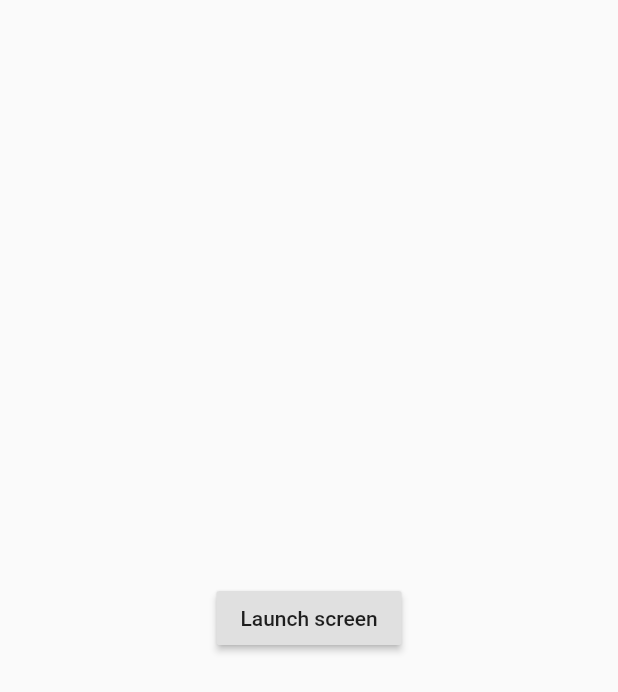
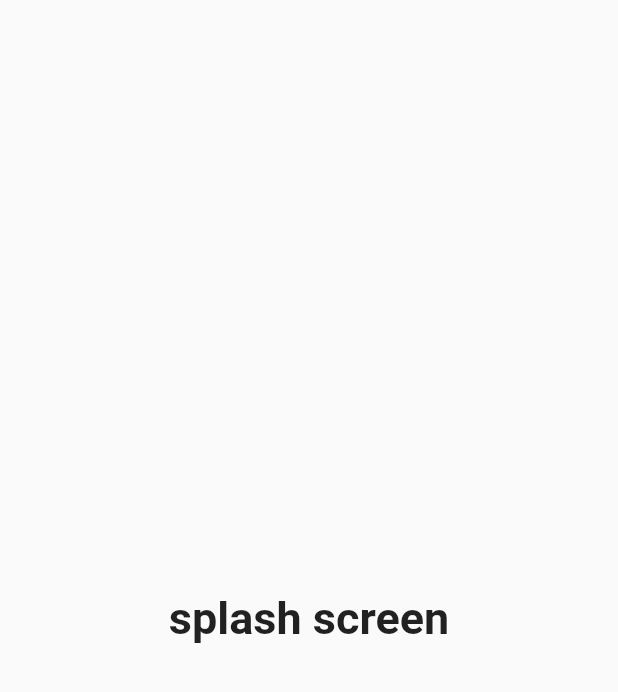
Before and after one commit to mincheol-shin/flutter_tutorial, a Flutter app: the first screen one second after launch, on a phone screen of 412 x 824 dp. Shown: the top 692 px of the screen. Run offline on Flutter 3.47's test engine with Material 2 defaults, Android fonts, the phone set to English and light mode, and no system bars.

Commit message:
first_week_practice(2)
스택을 이용한 화면전환과 futere로 화면전환 시키기 했습니다!

```diff
--- a/first_week_practice/lib/main.dart
+++ b/first_week_practice/lib/main.dart
@@ -1,4 +1,5 @@
 import 'package:flutter/material.dart';
+
 
 
 void main() => runApp(My_page());
@@ -8,7 +9,10 @@ class My_page extends StatelessWidget {
   Widget build(BuildContext context) {
     return MaterialApp(
       title: 'first practice',
-      home: First_page(),
+     initialRoute: '/',
+      routes: { '/':(context)=> First_page(),
+        '/second':(context)=> Second_page(),
+      },
     );
   }
 }
@@ -21,17 +25,25 @@ class First_page extends StatefulWidget {
 class _First_pageState extends State<First_page> {
   @override
   Widget build(BuildContext context) {
-    return Scaffold(
-      body: Center(
-        child: RaisedButton(
-          child: Text('Launch screen'),
-          onPressed: (){
-            Navigator.push(
-              context,
-            MaterialPageRoute(builder: (context)=>Second_page()));
-          },
+
+    Future.delayed(Duration(seconds: 2), () {
+      Navigator.pushReplacementNamed(context, '/second');
+    });
+
+    return MaterialApp(
+        home: Scaffold(
+         body:Center(
+          child: new Column(
+          mainAxisAlignment: MainAxisAlignment.center,
+          children: <Widget>[
+          new Text('splash screen',
+          style: new TextStyle(
+              fontWeight: FontWeight.bold,
+              fontSize: 30.0,
+          ),),],
+          ),
+         ),
         ),
-      ),
     );
   }
 }
@@ -57,8 +69,8 @@ class _Second_pageState extends State<Second_page> {
         home: Scaffold(
            appBar: new AppBar(
              title: Center(child:
-             new Text("Flutter Tutorial",
-               style: TextStyle(
+              new Text("Flutter Tutorial",
+                 style: TextStyle(
                  color: Colors.black,
                ),
              )
```
